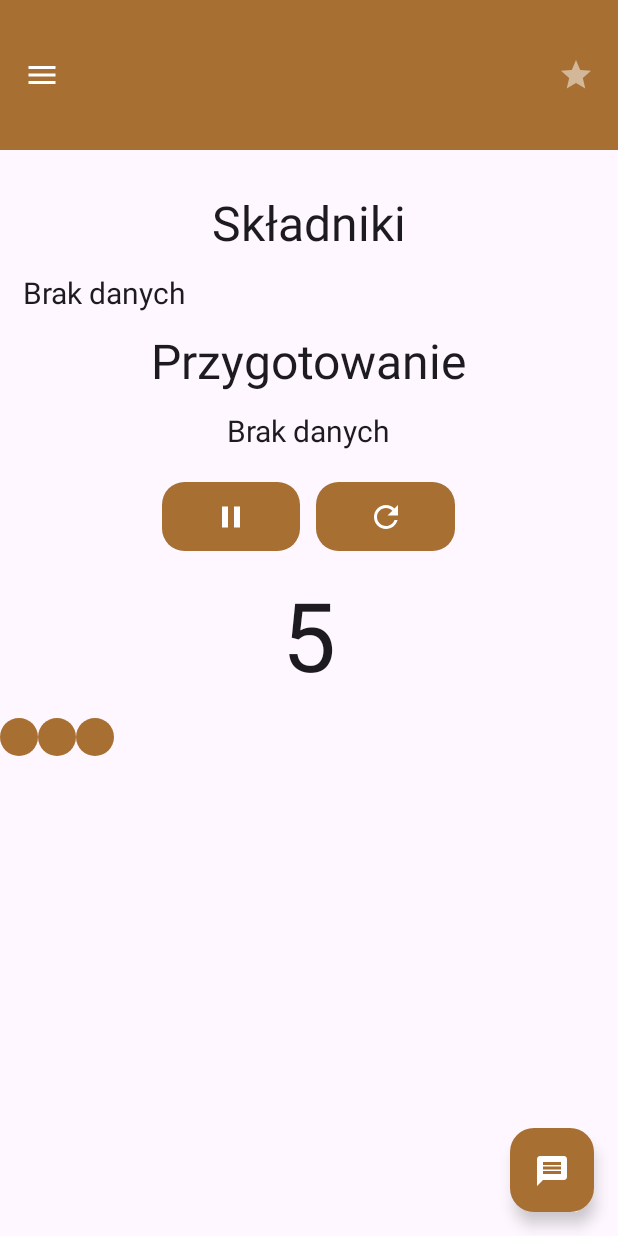
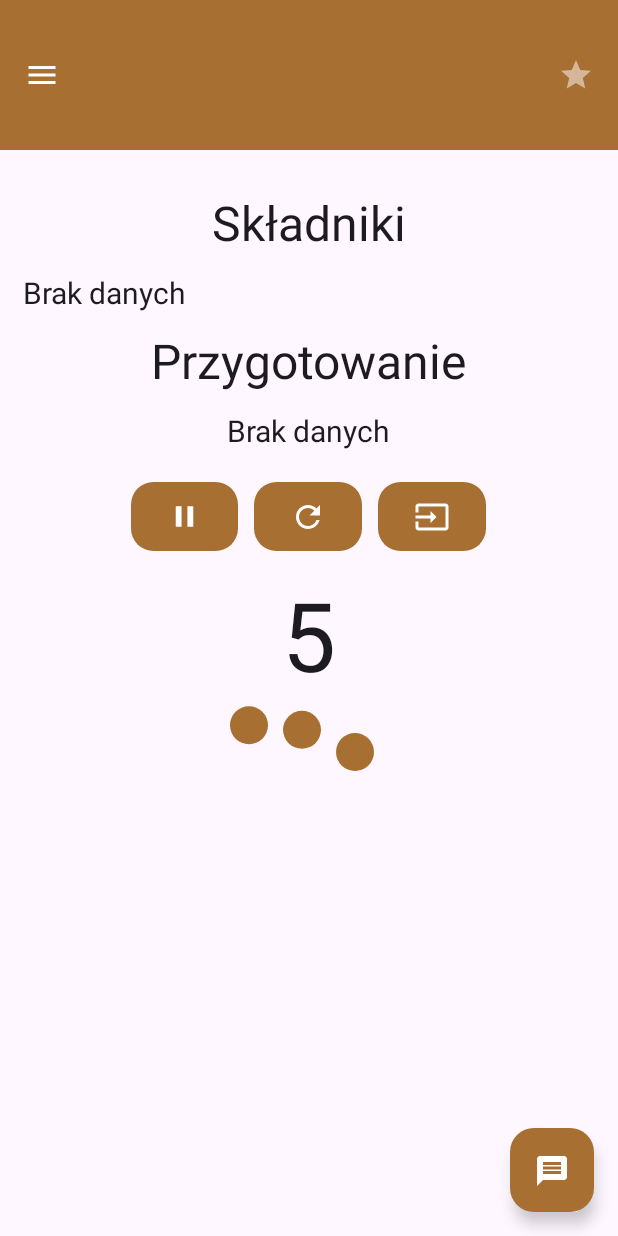
Before and after one commit to Lin1ux/Drinks_application, an Android app built with Jetpack Compose: the composable DetailScreen called with empty values, after a tap on "Start", on a phone screen of 412 x 824 dp. Run offline under Robolectric (Android 15) with nearby library versions, the phone set to English and light mode, and no system bars; our stand-ins replace window size class.

Commit message:
add  timer dialog

```diff
--- a/app/src/main/java/com/example/drinki/DetailScreen.kt
+++ b/app/src/main/java/com/example/drinki/DetailScreen.kt
@@ -15,6 +15,8 @@ import androidx.compose.foundation.lazy.LazyColumn
 import androidx.compose.foundation.shape.RoundedCornerShape
 import androidx.compose.foundation.text.KeyboardOptions
 import androidx.compose.material.icons.Icons
+import androidx.compose.material.icons.automirrored.filled.Input
+import androidx.compose.material.icons.filled.Input
 import androidx.compose.material.icons.filled.Message
 import androidx.compose.material3.Button
 import androidx.compose.material3.ButtonDefaults
@@ -79,7 +81,7 @@ fun DetailScreen(navController: NavController,viewModel: TimerViewModel,drinkVie
         drawerState = drawerState,
         gesturesEnabled = false,
         drawerContent = {
-            NavigationMenu(navController,{ scope.launch { drawerState.close() } })
+            NavigationMenu(navController,{ scope.launch { drawerState.close() } },false)
         })
     {
         val isFavorite by drinkViewModel.isFavoriteByUid(uid ?: 0).collectAsState(initial = false)
@@ -177,12 +179,12 @@ fun DetailScreen(navController: NavController,viewModel: TimerViewModel,drinkVie
                     //timer
                     item()
                     {
-                        Timer(viewModel = viewModel, duration, tablet = false)
+                        Timer(viewModel = viewModel, duration)
                     }
                     //Animacja
                     item()
                     {
-                        TimerAnimation()
+                        TimerAnimation(viewModel.isRunning)
                     }
                 }
             }
@@ -203,7 +205,7 @@ fun DetailScreenTablet(navController: NavController,viewModel: TimerViewModel,dr
         drawerState = drawerState,
         gesturesEnabled = false,
         drawerContent = {
-            NavigationMenu(navController)
+            NavigationMenu(navController,{ scope.launch { drawerState.close() } },true)
         })
     {
         Scaffold(
@@ -300,8 +302,8 @@ fun DetailScreenTablet(navController: NavController,viewModel: TimerViewModel,dr
                                 Image(
                                     modifier = Modifier.fillMaxSize(),
                                     painter = painterResource(id = imageId),                          //Obraz
-                                    contentDescription = "image",     //Opis
-                                    contentScale = ContentScale.Crop,          //Wypełnienie kontenera
+                                    contentDescription = "image",               //Opis
+                                    contentScale = ContentScale.Crop,           //Wypełnienie kontenera
                                     alignment = Alignment.Center                //Wyśrodkowanie obrazu
                                 )
                             }
@@ -310,7 +312,12 @@ fun DetailScreenTablet(navController: NavController,viewModel: TimerViewModel,dr
                     //timer
                     item()
                     {
-                        Timer(viewModel = viewModel, duration, tablet = false)
+                        Timer(viewModel = viewModel, duration)
+                    }
+                    //Animacja
+                    item()
+                    {
+                        TimerAnimation(viewModel.isRunning)
                     }
                 }
             }
@@ -320,12 +327,13 @@ fun DetailScreenTablet(navController: NavController,viewModel: TimerViewModel,dr
 
 //Komponent czasomierza
 @Composable
-fun Timer(viewModel: TimerViewModel,duration : Int,tablet : Boolean)
+fun Timer(viewModel: TimerViewModel,duration : Int)
 {
     // Pobieranie wartości bezpośrednio z ViewModel
     viewModel.setNewDuration(duration)
     //val time = viewModel.time
     val isRunning = viewModel.isRunning
+    var showDialog by remember { mutableStateOf(false) }
 
     //Odliczanie czasu w osobnym wątku
     LaunchedEffect(isRunning)
@@ -340,11 +348,10 @@ fun Timer(viewModel: TimerViewModel,duration : Int,tablet : Boolean)
     {
         Row(modifier = Modifier.fillMaxWidth())
         {
-            if (!tablet)
-            {
-                Spacer(modifier = Modifier.weight(0.25f))
+
+            Spacer(modifier = Modifier.weight(0.2f))
             Button(
-                    modifier = Modifier.weight(0.25f).padding(5.dp),
+                modifier = Modifier.weight(0.2f).padding(5.dp),
                 shape = RoundedCornerShape(15.dp),
                 colors = ButtonDefaults.buttonColors(),
                 onClick = {
@@ -352,7 +359,6 @@ fun Timer(viewModel: TimerViewModel,duration : Int,tablet : Boolean)
                 }
             )
             {
-                    //Text(if(isRunning) {"Stop"} else {"Start"}, style = TextStyle(color = Color.White, fontSize = 32.sp))
                 if(isRunning)
                 {
                     Icon(
@@ -373,7 +379,7 @@ fun Timer(viewModel: TimerViewModel,duration : Int,tablet : Boolean)
                 }
             }
             Button(
-                    modifier = Modifier.weight(0.25f).padding(5.dp),
+                modifier = Modifier.weight(0.2f).padding(5.dp),
                 shape = RoundedCornerShape(15.dp),
                 colors = ButtonDefaults.buttonColors(),
                 onClick = {
@@ -390,37 +396,24 @@ fun Timer(viewModel: TimerViewModel,duration : Int,tablet : Boolean)
 
                 )
             }
-                Spacer(modifier = Modifier.weight(0.25f))
-            }
-            else
-            {
-                Spacer(modifier = Modifier.weight(0.25f))
             Button(
-                    modifier = Modifier.weight(0.25f),
+                modifier = Modifier.weight(0.2f).padding(5.dp),
                 shape = RoundedCornerShape(15.dp),
                 colors = ButtonDefaults.buttonColors(),
                 onClick = {
-                        viewModel.switchTimer()
+                    showDialog = true
                 }
             )
             {
-                    Text(
-                        if(isRunning) {"Stop"} else {"Start"},                    //Można dawać ifa do argumentu
-                        style = TextStyle(color = Color.White, fontSize = 32.sp))
+                Icon(
+                    modifier = Modifier.height(30.dp),
+                    imageVector = Icons.Filled.Input,
+                    contentDescription = "Wprowadzenie danych",
+                    tint = Color.White
+
+                )
             }
-                Button(
-                    modifier = Modifier.weight(0.25f),
-                    shape = RoundedCornerShape(15.dp),
-                    colors = ButtonDefaults.buttonColors(),
-                    onClick = {
-                        viewModel.switchTimer()
-                    }
-                )
-                {
-                    Text("Restart", style = TextStyle(color = Color.White, fontSize = 32.sp))
-                }
-                Spacer(modifier = Modifier.weight(0.25f))
-            }
+            Spacer(modifier = Modifier.weight(0.2f))
         }
         Box(
             modifier = Modifier.fillMaxWidth().padding(15.dp),
@@ -430,77 +423,13 @@ fun Timer(viewModel: TimerViewModel,duration : Int,tablet : Boolean)
             Text("${viewModel.time}", style = TextStyle(fontSize = 64.sp))
         }
     }
-}
-
-//View Model, który trzyma wartości między stanami
-class TimerViewModel : ViewModel(), LifecycleObserver
-{
-    //mutableStateOf zapisuje wartości zmiennych podczas zmiany stanu
-    var duration by mutableIntStateOf(5)            //Czas trwania timera
-    var time by mutableIntStateOf(5)                //Pozostały czas
-    var isRunning by mutableStateOf(false)          //Czy timer działa
-    var canSetTime : Boolean = true                 //Czy time może zostać zmieniony
-
-    var canCount = false
-
-    //Zatrzymanie timera kiedy użytkownik minimalizuje aplikajce
-    @OnLifecycleEvent(Lifecycle.Event.ON_PAUSE) //Wywołanie kiedy użytkownik ma zminimalizowaną aplikację
-    fun unactive()
-    {
-        canCount = false
-    }
-
-    //Włączenie timera kiedy użytkownik widzi aplikacje
-    @OnLifecycleEvent(Lifecycle.Event.ON_RESUME) //Wywołanie kiedy użytkownik ma wyświetloną aplikacje
-    fun active()
-    {
-        canCount = true
-    }
-    fun setNewDuration(value : Int)
-    {
-        duration = value
-        if(canSetTime)
-        {
-            time = duration
-            canSetTime = false
-        }
-    }
-    //Zmiana stanu timera
-    fun switchTimer()
-    {
-        isRunning = !isRunning
-    }
-    //Zatrzymanie timer
-    fun stopTimer()
-    {
-        isRunning = false
-    }
-
-    //Resetowanie wartości timera
-    fun resetTimer()
-    {
-        time = duration
-        isRunning = false
-        canSetTime = true
-    }
-    //Aktualizacja timera
-    fun updateTime()
-    {
-        //Jeśli aplikacja nie jest wyświetlana nie pozwala liczyć
-        if(!canCount)
-        {
-            return
-        }
-        //zmniejszenie wartości licznika
-        if (isRunning && time > 0)
-        {
-            time--
-        }
-        else if (time <= 0)
-        {
-            resetTimer()
-        }
-    }
+    TimerDialog(
+                startValue = viewModel.duration,
+                showDialog = showDialog,
+                onDismiss = { showDialog = false },
+                onAccept = { value ->
+                viewModel.ResetAndSetDuration(value)
+        })
 }
 
 //Ekran do wprowadzania numeru telefonu
@@ -552,3 +481,53 @@ fun PhoneNumberDialog(
         )
     }
 }
+//Ekran do zmieniania wartości timera
+@Composable
+fun TimerDialog(
+    startValue: Int,
+    showDialog: Boolean,
+    onDismiss: () -> Unit,
+    onAccept: (Int) -> Unit
+) {
+    var time by remember { mutableStateOf(startValue.toString()) }
+
+    if (showDialog)
+    {
+        AlertDialog(
+            onDismissRequest = onDismiss,
+            title = { Text("Ustaw czas") },
+            text = {
+                OutlinedTextField(
+                    value = time,
+                    onValueChange = { time = it },
+                    label = { Text("Czas (s)") },
+                    keyboardOptions = KeyboardOptions(
+                        keyboardType = KeyboardType.Number,
+                        imeAction = ImeAction.Done
+                    ),
+                    modifier = Modifier.fillMaxWidth()
+                )
+            },
+            confirmButton = {
+                Button(
+                    onClick = {
+                        onAccept(time.toIntOrNull()?: startValue)
+                        onDismiss()
+                    },
+                    enabled = true,
+                ) {
+                    Text("OK",color = Color.White)
+                }
+            },
+            dismissButton = {
+                TextButton(onClick = onDismiss,
+                    colors = ButtonDefaults.textButtonColors(
+                        containerColor = MaterialTheme.colorScheme.primary,
+                        contentColor = Color.White
+                    )) {
+                    Text("Anuluj",color = Color.White)
+                }
+            }
+        )
+    }
+}
--- a/app/src/main/java/com/example/drinki/NavigationDrawer.kt
+++ b/app/src/main/java/com/example/drinki/NavigationDrawer.kt
@@ -106,7 +106,8 @@ fun AppBar(navController : NavController,
 @Composable
 fun NavigationMenu(
     navController: NavController,
-    backAction: () -> Unit = {}
+    backAction: () -> Unit = {},
+    tablet : Boolean = false
 )
 {
 
@@ -115,7 +116,7 @@ fun NavigationMenu(
         Column(modifier = Modifier.weight(0.7f).fillMaxSize())
         {
             Spacer(modifier = Modifier.weight(0.1f))
-            Column(modifier = Modifier.weight(0.2f).clip(RoundedCornerShape(5.dp)).background(MaterialTheme.colorScheme.background))
+            Column(modifier = Modifier.weight(if(tablet) 0.4f else 0.2f).clip(RoundedCornerShape(5.dp)).background(MaterialTheme.colorScheme.background))
             {
                 Box(modifier = Modifier.fillMaxWidth().weight(0.3f).background(MaterialTheme.colorScheme.background),
                     contentAlignment = Alignment.Center)
@@ -153,7 +154,7 @@ fun NavigationMenu(
                 }
 
             }
-            Spacer(modifier = Modifier.weight(0.7f).clickable{backAction()})
+            Spacer(modifier = Modifier.weight(if(tablet) 0.5f else 0.7f).clickable{backAction()})
         }
         Spacer(modifier = Modifier.weight(0.3f))
     }
--- a/app/src/main/java/com/example/drinki/TimerAnimation.kt
+++ b/app/src/main/java/com/example/drinki/TimerAnimation.kt
@@ -1,22 +1,35 @@
 package com.example.drinki
 
 import androidx.compose.animation.core.Animatable
+import androidx.compose.animation.core.LinearOutSlowInEasing
+import androidx.compose.animation.core.RepeatMode
+import androidx.compose.animation.core.infiniteRepeatable
+import androidx.compose.animation.core.keyframes
 import androidx.compose.foundation.background
+import androidx.compose.foundation.layout.Arrangement
 import androidx.compose.foundation.layout.Box
 import androidx.compose.foundation.layout.Row
+import androidx.compose.foundation.layout.Spacer
 import androidx.compose.foundation.layout.fillMaxWidth
+import androidx.compose.foundation.layout.padding
 import androidx.compose.foundation.layout.size
+import androidx.compose.foundation.layout.width
 import androidx.compose.foundation.shape.CircleShape
 import androidx.compose.material3.MaterialTheme
 import androidx.compose.runtime.Composable
+import androidx.compose.runtime.LaunchedEffect
 import androidx.compose.runtime.remember
+import androidx.compose.ui.Alignment
 import androidx.compose.ui.Modifier
 import androidx.compose.ui.graphics.graphicsLayer
 import androidx.compose.ui.platform.LocalDensity
 import androidx.compose.ui.unit.dp
+import kotlinx.coroutines.delay
 
 @Composable
-fun TimerAnimation()
+fun TimerAnimation(
+    run : Boolean
+)
 {
     //
     val circles = listOf(
@@ -25,10 +38,35 @@ fun TimerAnimation()
         remember { Animatable(initialValue = 0.0f) },
     )
 
+    if(run)
+    {
+        circles.forEachIndexed { index,animatable ->
+            LaunchedEffect(key1 = animatable) {
+                delay(index * 100L)
+                animatable.animateTo(
+                    targetValue = 1.0f,
+                    animationSpec = infiniteRepeatable(
+                        animation = keyframes {
+                            durationMillis = 1000
+                            0.0f at 0 with LinearOutSlowInEasing
+                            1.0f at 250 with LinearOutSlowInEasing
+                            0.0f at 500 with LinearOutSlowInEasing
+                            0.0f at 1000 with LinearOutSlowInEasing
+                        },
+                        repeatMode = RepeatMode.Restart
+                    )
+                )
+            }
+        }
+    }
+
     val circleValues = circles.map { it.value }
     val distance = with(LocalDensity.current) {20.dp.toPx()}
+    val lastCircle = circleValues.size + 1
 
-    Row(modifier = Modifier.fillMaxWidth())
+    Row(modifier = Modifier.fillMaxWidth().padding(top = 10.dp),
+        horizontalArrangement = Arrangement.Center,
+        verticalAlignment = Alignment.CenterVertically)
     {
         circleValues.forEachIndexed { index, value ->
             Box(
@@ -42,6 +80,11 @@ fun TimerAnimation()
                         shape = CircleShape,
                     )
             )
+
+            if(index != lastCircle)
+            {
+                Spacer(modifier = Modifier.width(10.dp))
+            }
         }
     }
 
--- /dev/null
+++ b/app/src/main/java/com/example/drinki/TimerViewModel.kt
@@ -0,0 +1,86 @@
+package com.example.drinki
+
+import androidx.compose.runtime.getValue
+import androidx.compose.runtime.mutableIntStateOf
+import androidx.compose.runtime.mutableStateOf
+import androidx.compose.runtime.setValue
+import androidx.lifecycle.Lifecycle
+import androidx.lifecycle.LifecycleObserver
+import androidx.lifecycle.OnLifecycleEvent
+import androidx.lifecycle.ViewModel
+
+//View Model, który trzyma wartości między stanami
+class TimerViewModel : ViewModel(), LifecycleObserver
+{
+    //mutableStateOf zapisuje wartości zmiennych podczas zmiany stanu
+    var duration by mutableIntStateOf(5)            //Czas trwania timera
+    var time by mutableIntStateOf(5)                //Pozostały czas
+    var isRunning by mutableStateOf(false)          //Czy timer działa
+    var canSetTime : Boolean = true                 //Czy time może zostać zmieniony
+
+    var canCount = false
+
+    //Zatrzymanie timera kiedy użytkownik minimalizuje aplikajce
+    @OnLifecycleEvent(Lifecycle.Event.ON_PAUSE) //Wywołanie kiedy użytkownik ma zminimalizowaną aplikację
+    fun unactive()
+    {
+        canCount = false
+    }
+
+    //Włączenie timera kiedy użytkownik widzi aplikacje
+    @OnLifecycleEvent(Lifecycle.Event.ON_RESUME) //Wywołanie kiedy użytkownik ma wyświetloną aplikacje
+    fun active()
+    {
+        canCount = true
+    }
+    fun setNewDuration(value : Int)
+    {
+        duration = value
+        if(canSetTime)
+        {
+            time = duration
+            canSetTime = false
+        }
+    }
+    fun ResetAndSetDuration(value : Int)
+    {
+        resetTimer()
+        setNewDuration(value)
+    }
+    //Zmiana stanu timera
+    fun switchTimer()
+    {
+        isRunning = !isRunning
+    }
+    //Zatrzymanie timer
+    fun stopTimer()
+    {
+        isRunning = false
+    }
+
+    //Resetowanie wartości timera
+    fun resetTimer()
+    {
+        time = duration
+        isRunning = false
+        canSetTime = true
+    }
+    //Aktualizacja timera
+    fun updateTime()
+    {
+        //Jeśli aplikacja nie jest wyświetlana nie pozwala liczyć
+        if(!canCount)
+        {
+            return
+        }
+        //zmniejszenie wartości licznika
+        if (isRunning && time > 0)
+        {
+            time--
+        }
+        else if (time <= 0)
+        {
+            resetTimer()
+        }
+    }
+}
```
Also changed, not shown: app/src/main/java/com/example/drinki/MainActivity.kt (+15 -92 lines). Lines whose indentation alone changed are shown as unchanged.
